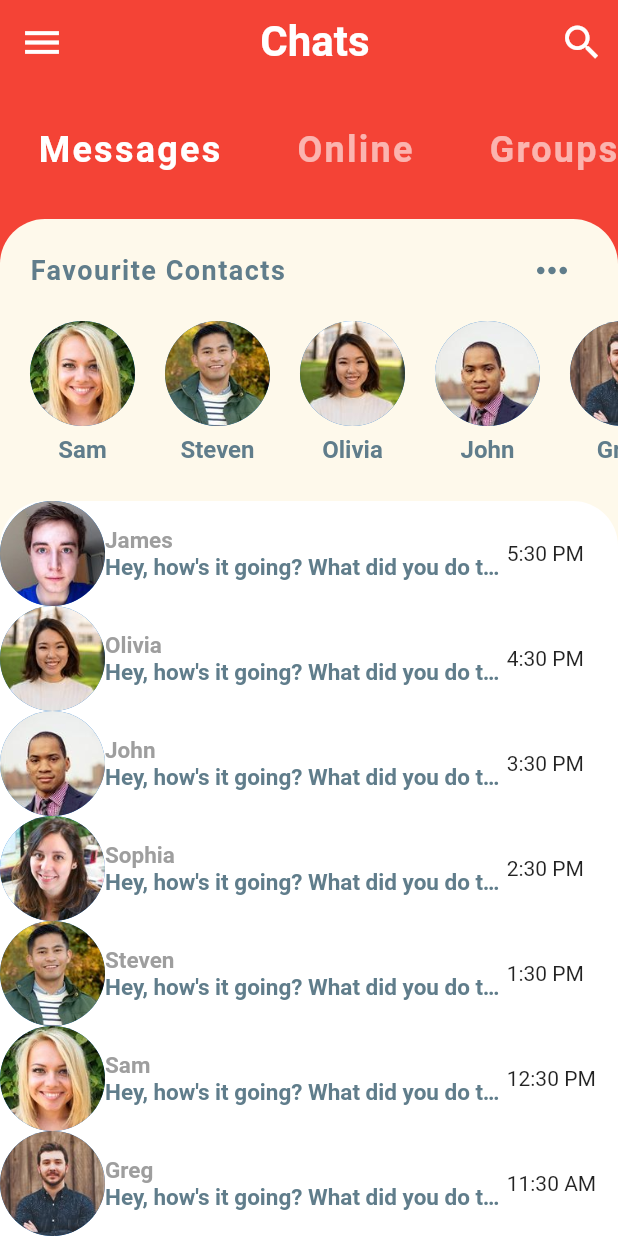
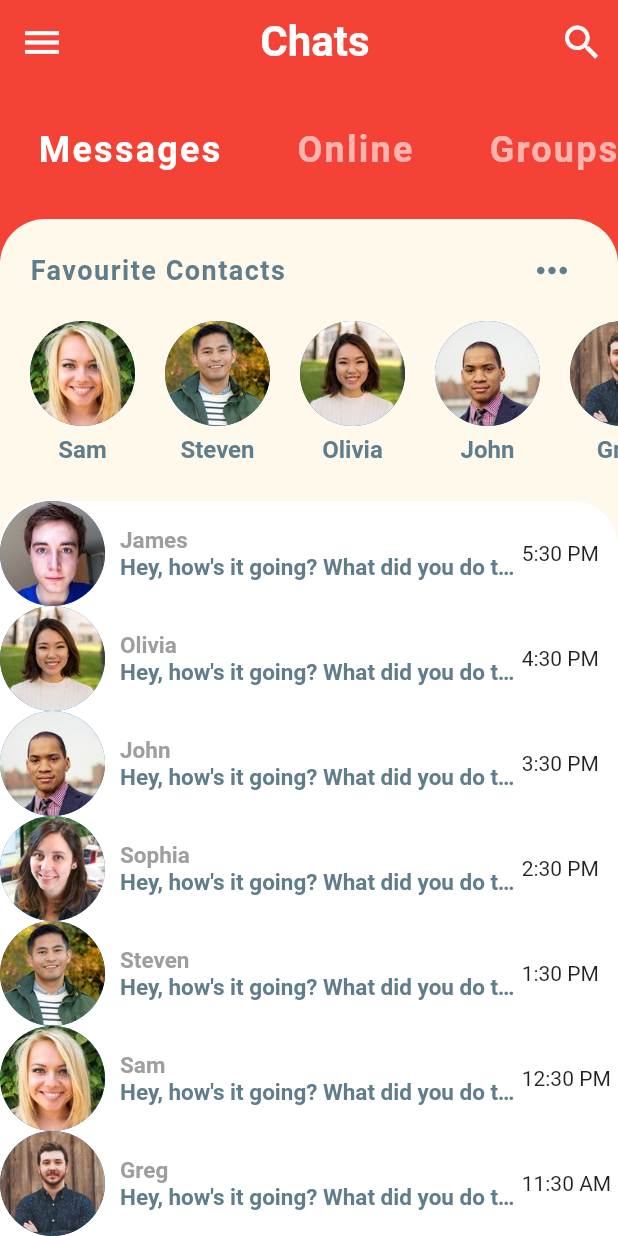
Before and after one commit to Askydev/Flutter-Practice, a Flutter app: the screen it shows after launch, on a phone screen of 412 x 824 dp. Run offline on Flutter 3.47's test engine with Material 2 defaults, Android fonts, the phone set to English and light mode, and no system bars; our stand-ins replace carousel_pro, cloud_firestore, firebase_auth, firebase_core, form_field_validator, google_sign_in; accounts and stored records are empty.

Commit message:
recent chats....

```diff
--- a/chat_app_ui/lib/widgets/Recent_chats.dart
+++ b/chat_app_ui/lib/widgets/Recent_chats.dart
@@ -12,6 +12,11 @@ class RecentChats extends StatelessWidget {
             topRight: Radius.circular(30.0),
           ),
         ),
+        child: ClipRRect(
+          borderRadius: BorderRadius.only(
+            topLeft: Radius.circular(30.0),
+            topRight: Radius.circular(30.0),
+          ),
           child: ListView.builder(
               itemCount: chats.length,
               itemBuilder: (BuildContext context, int index){
@@ -23,6 +28,9 @@ class RecentChats extends StatelessWidget {
                         CircleAvatar(
                           radius: 35.0,
                           backgroundImage: AssetImage(chat.sender.imageUrl),
+                        ),
+                        SizedBox(
+                          width: 10.0,
                         ),
                         Container(
                           width: MediaQuery.of(context).size.width*0.65,
@@ -63,6 +71,7 @@ class RecentChats extends StatelessWidget {
               }
           ),
         ),
+      ),
     );
   }
 }
```
Lines whose indentation alone changed are shown as unchanged.
